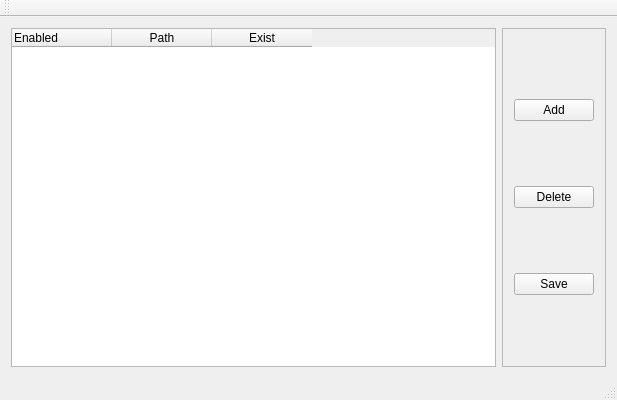
This is app/mainwindow.ui in piponazo/QtPathEditor as Qt 5 draws it before an edit. The edited form follows.
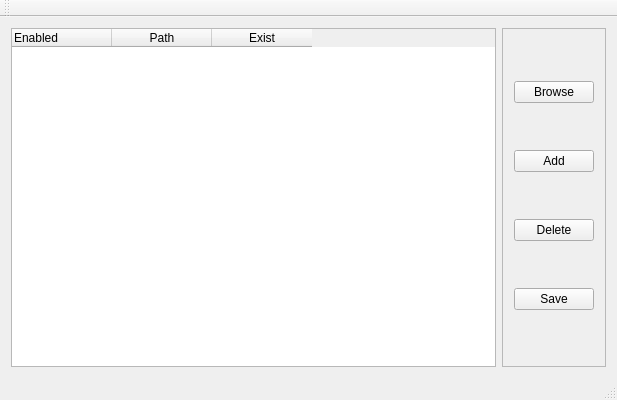
This is the edited form.

Commit message: Add a button for browsing in the selected path

The edit to the form file:
```diff
--- a/app/mainwindow.ui
+++ b/app/mainwindow.ui
@@ -52,6 +52,13 @@
        <enum>QFrame::Raised</enum>
       </property>
       <layout class="QVBoxLayout" name="verticalLayout">
+       <item>
+        <widget class="QPushButton" name="buttonBrowse">
+         <property name="text">
+          <string>Browse</string>
+         </property>
+        </widget>
+       </item>
        <item>
         <widget class="QPushButton" name="buttonAddPath">
          <property name="text">
```
The commit also changes 2 other files.
